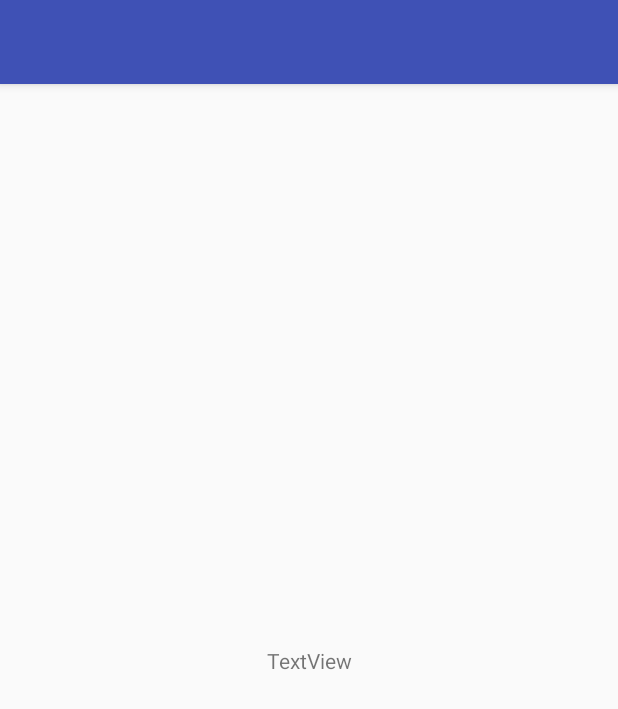
After one commit to dturant/MeetApp, an Android app: the layout activity_eventcreate.xml on its own in the app's theme, with its tools: preview values and no code run, on a phone screen of 412 x 824 dp. The commit adds this screen. Shown: the top 709 px of the screen. Run offline under Robolectric (Android 15) with nearby library versions, the phone set to English and light mode, and no system bars.

Commit message:
create event on log map click

```diff
--- /dev/null
+++ b/app/src/main/res/layout/activity_eventcreate.xml
@@ -0,0 +1,25 @@
+<?xml version="1.0" encoding="utf-8"?>
+<android.support.design.widget.CoordinatorLayout xmlns:android="http://schemas.android.com/apk/res/android"
+    xmlns:app="http://schemas.android.com/apk/res-auto"
+    xmlns:tools="http://schemas.android.com/tools"
+    android:layout_width="match_parent"
+    android:layout_height="match_parent"
+    tools:context="com.example.dagna.meetapp.EventCreate">
+
+    <android.support.design.widget.AppBarLayout
+        android:layout_width="match_parent"
+        android:layout_height="wrap_content"
+        android:theme="@style/AppTheme.AppBarOverlay">
+
+        <android.support.v7.widget.Toolbar
+            android:id="@+id/toolbar"
+            android:layout_width="match_parent"
+            android:layout_height="?attr/actionBarSize"
+            android:background="?attr/colorPrimary"
+            app:popupTheme="@style/AppTheme.PopupOverlay" />
+
+    </android.support.design.widget.AppBarLayout>
+
+    <include layout="@layout/content_eventcreate" />
+
+</android.support.design.widget.CoordinatorLayout>
--- /dev/null
+++ b/app/src/main/res/layout/content_eventcreate.xml
@@ -0,0 +1,24 @@
+<?xml version="1.0" encoding="utf-8"?>
+<android.support.constraint.ConstraintLayout xmlns:android="http://schemas.android.com/apk/res/android"
+    xmlns:app="http://schemas.android.com/apk/res-auto"
+    xmlns:tools="http://schemas.android.com/tools"
+    android:layout_width="match_parent"
+    android:layout_height="match_parent"
+    app:layout_behavior="@string/appbar_scrolling_view_behavior"
+    tools:context="com.example.dagna.meetapp.EventCreate"
+    tools:showIn="@layout/activity_eventcreate">
+
+    <TextView
+        android:id="@+id/eventCreate"
+        android:layout_width="wrap_content"
+        android:layout_height="wrap_content"
+        android:text="TextView"
+        app:layout_constraintTop_toTopOf="parent"
+        android:layout_marginTop="8dp"
+        app:layout_constraintBottom_toBottomOf="parent"
+        android:layout_marginBottom="8dp"
+        android:layout_marginRight="8dp"
+        app:layout_constraintRight_toRightOf="parent"
+        android:layout_marginLeft="8dp"
+        app:layout_constraintLeft_toLeftOf="parent" />
+</android.support.constraint.ConstraintLayout>
--- a/app/src/main/res/values/strings.xml
+++ b/app/src/main/res/values/strings.xml
@@ -14,4 +14,5 @@
     <string name="title_activity_settings">Settings</string>
     <string name="title_activity_register">Register</string>
     <string name="title_activity_maps">Map</string>
+    <string name="title_activity_event_create">Create Event</string>
 </resources>
```
Also changed, not shown: app/src/main/AndroidManifest.xml (+10 -2 lines), app/src/main/java/com/example/dagna/meetapp/EventCreate.java (added, +27 -0 lines), app/src/main/java/com/example/dagna/meetapp/MainActivity.java (+14 -22 lines).
